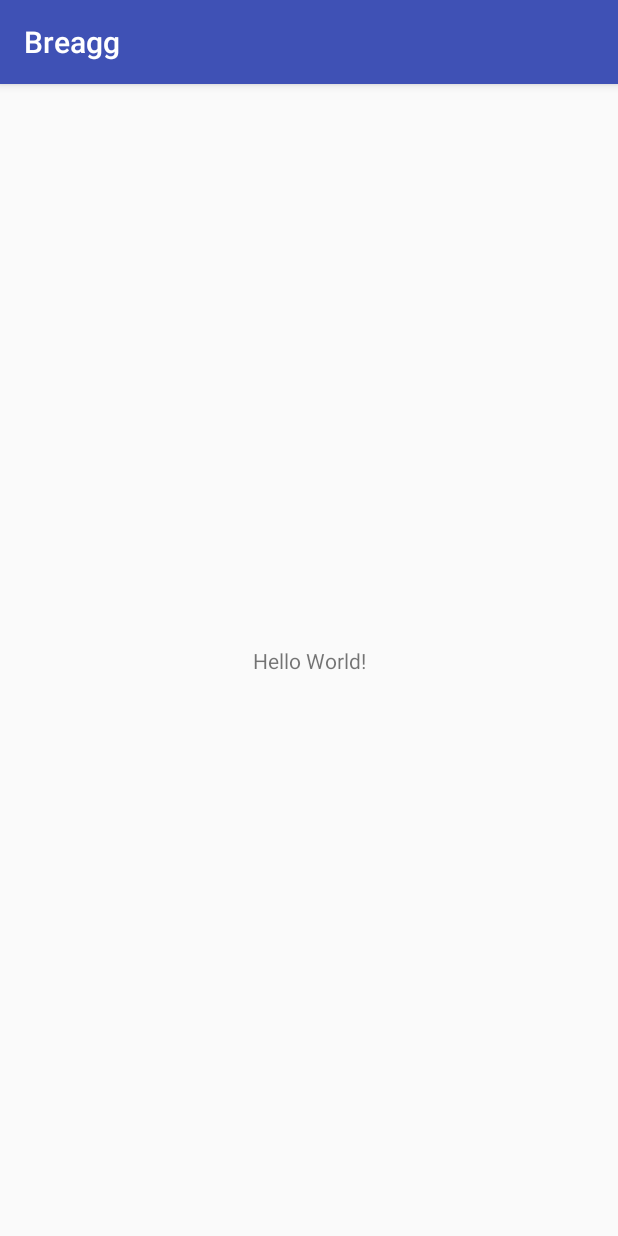
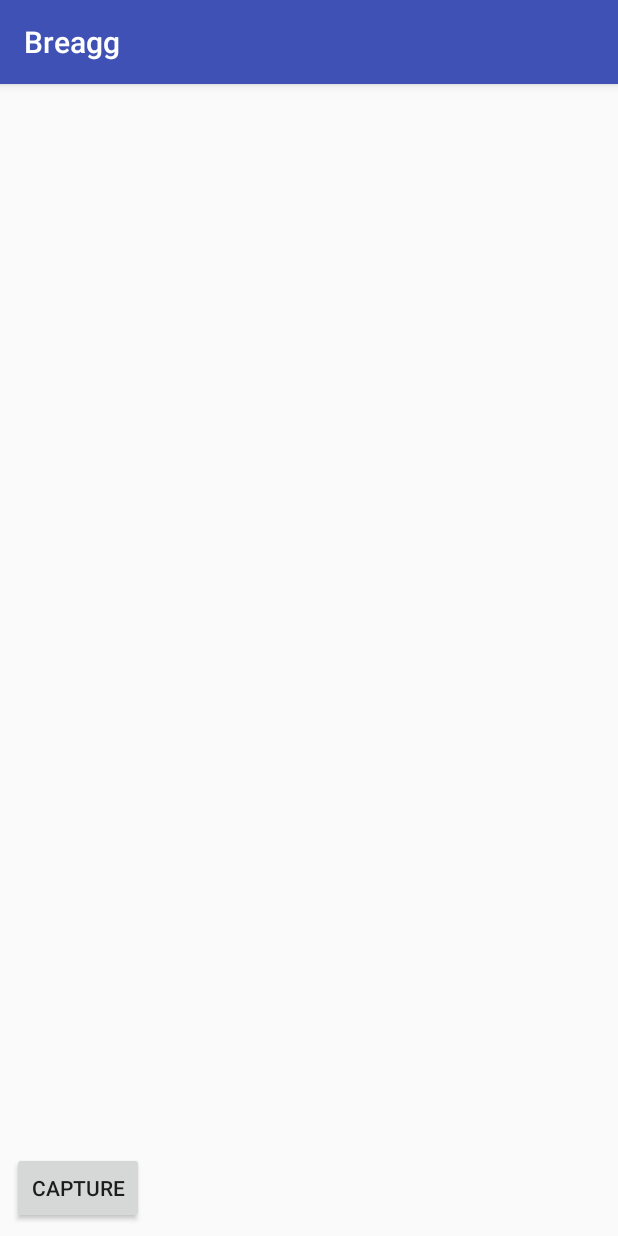
Before and after one commit to Brod8362/breagg, an Android app: the screen it shows after launch (MainActivity), on a phone screen of 412 x 824 dp. Run offline under Robolectric (Android 15) with nearby library versions, the phone set to English and light mode, and no system bars; 1 statement that could not run was skipped.

Commit message:
Added CameraDisplay class.

```diff
--- a/android/app/src/main/AndroidManifest.xml
+++ b/android/app/src/main/AndroidManifest.xml
@@ -1,6 +1,8 @@
 <?xml version="1.0" encoding="utf-8"?>
 <manifest xmlns:android="http://schemas.android.com/apk/res/android"
     package="pw.byakuren.breagg">
+
+    <uses-permission android:name="android.permission.CAMERA"></uses-permission>
 
     <application
         android:allowBackup="true"
--- /dev/null
+++ b/android/app/src/main/java/pw/byakuren/breagg/CameraDisplay.java
@@ -0,0 +1,68 @@
+package pw.byakuren.breagg;
+
+import android.content.Context;
+import android.content.res.Configuration;
+import android.hardware.Camera;
+import android.view.SurfaceHolder;
+import android.view.SurfaceView;
+
+import java.io.IOException;
+
+public class CameraDisplay extends SurfaceView implements SurfaceHolder.Callback{
+
+
+    Camera camera;
+    SurfaceHolder holder;
+
+    public CameraDisplay(Context context, Camera camera) {
+        super(context);
+        this.camera = camera;
+        holder = getHolder();
+        holder.addCallback(this);
+    }
+
+
+    @Override
+    public void surfaceCreated(SurfaceHolder holder) {
+
+    }
+
+    @Override
+    public void surfaceChanged(SurfaceHolder holder, int format, int width, int height) {
+
+    }
+
+    @Override
+    public void surfaceDestroyed(SurfaceHolder holder) {
+        Camera.Parameters params = camera.getParameters();
+
+
+        /*
+         * Change the orientation of the camera. This first block handles when it's in portrait mode,
+         * the second block handles it in landscape.
+         */
+        if (this.getResources().getConfiguration().orientation != Configuration.ORIENTATION_LANDSCAPE) {
+            params.set("orientation", "portrait");
+            camera.setDisplayOrientation(90);
+            params.setRotation(90);
+
+        } else {
+            params.set("orientation", "landscape");
+            camera.setDisplayOrientation(0);
+            params.setRotation(0);
+        }
+
+        camera.setParameters(params);
+
+        try {
+            camera.setPreviewDisplay(holder);
+        } catch (IOException e) {
+            e.printStackTrace();
+        }
+
+        //Begin previewing the camera feed.
+        camera.startPreview();
+
+
+    }
+}
--- a/android/app/src/main/java/pw/byakuren/breagg/MainActivity.java
+++ b/android/app/src/main/java/pw/byakuren/breagg/MainActivity.java
@@ -1,10 +1,16 @@
 package pw.byakuren.breagg;
 
+import android.hardware.Camera;
 import android.support.v7.app.AppCompatActivity;
 import android.os.Bundle;
+import android.widget.FrameLayout;
 import android.widget.TextView;
 
 public class MainActivity extends AppCompatActivity {
+
+    Camera cam;
+    FrameLayout layout;
+    CameraDisplay display;
 
     // Used to load the 'native-lib' library on application startup.
     static {
@@ -16,10 +22,22 @@ public class MainActivity extends AppCompatActivity {
         super.onCreate(savedInstanceState);
         setContentView(R.layout.activity_main);
 
-        // Example of a call to a native method
-        TextView tv = (TextView) findViewById(R.id.sample_text);
-        tv.setText(stringFromJNI());
+        // Define frame layout.
+        layout = (FrameLayout)findViewById(R.id.FrameLayout);
+
+        /*
+         * Yes, the Camera from android.hardware is deprecated, however
+         * it should be good enough for these needs.
+         */
+        cam = Camera.open();
+        display = new CameraDisplay(this, cam);
+
+
     }
+
+
+
+
 
     /**
      * A native method that is implemented by the 'native-lib' native library,
--- a/android/app/src/main/res/layout/activity_main.xml
+++ b/android/app/src/main/res/layout/activity_main.xml
@@ -4,16 +4,26 @@
     xmlns:tools="http://schemas.android.com/tools"
     android:layout_width="match_parent"
     android:layout_height="match_parent"
-    tools:context=".MainActivity">
+    tools:context=".MainActivity"
+    tools:layout_editor_absoluteY="50dp">
 
-    <TextView
-        android:id="@+id/sample_text"
+    <Button
+        android:id="@+id/button"
         android:layout_width="wrap_content"
         android:layout_height="wrap_content"
-        android:text="Hello World!"
+        android:layout_marginBottom="8dp"
+        android:layout_marginStart="8dp"
+        android:text="@string/capture"
         app:layout_constraintBottom_toBottomOf="parent"
-        app:layout_constraintLeft_toLeftOf="parent"
-        app:layout_constraintRight_toRightOf="parent"
-        app:layout_constraintTop_toTopOf="parent" />
+        app:layout_constraintStart_toStartOf="parent" />
+
+    <FrameLayout
+        android:id="@+id/FrameLayout"
+        android:layout_width="368dp"
+        android:layout_height="246dp"
+        tools:layout_editor_absoluteX="8dp"
+        tools:layout_editor_absoluteY="8dp">
+
+    </FrameLayout>
 
 </android.support.constraint.ConstraintLayout>
--- a/android/app/src/main/res/values/strings.xml
+++ b/android/app/src/main/res/values/strings.xml
@@ -1,3 +1,4 @@
 <resources>
     <string name="app_name">Breagg</string>
+    <string name="capture">Capture</string>
 </resources>
```
